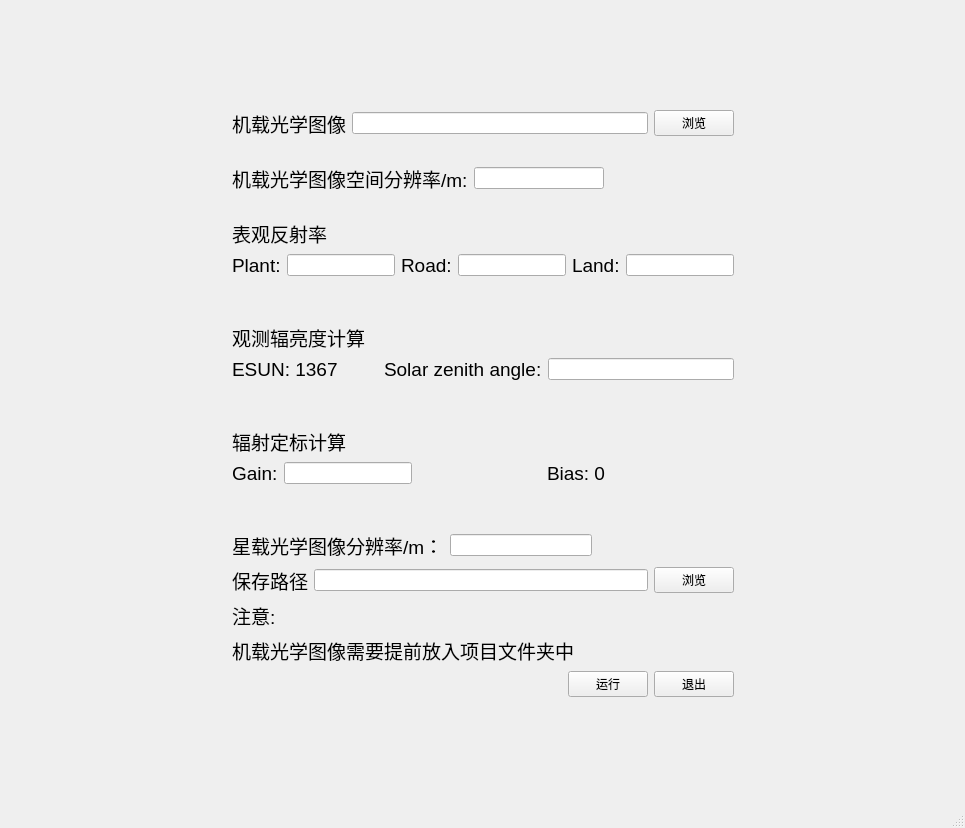
Qt form v1/optdeduction.ui (chongkuiqi/FTRP_app) before a commit.
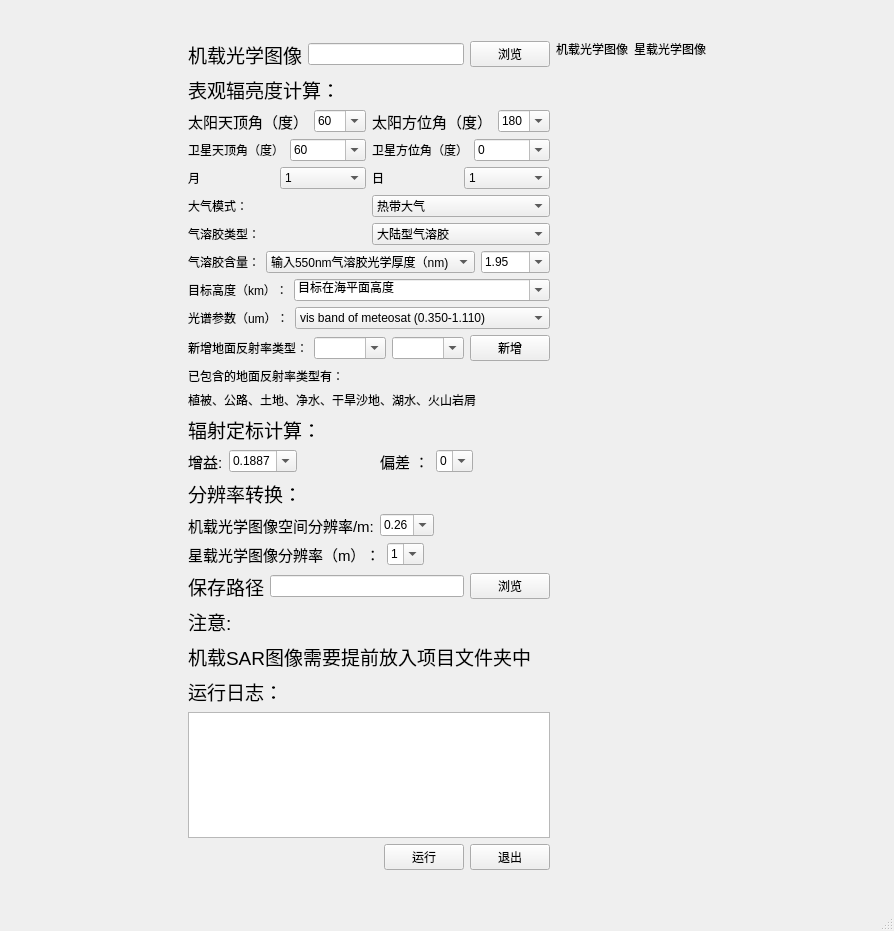
The same form after that commit.

Patch:
```diff
--- a/v1/optdeduction.ui
+++ b/v1/optdeduction.ui
@@ -6,8 +6,8 @@
    <rect>
     <x>0</x>
     <y>0</y>
-    <width>965</width>
-    <height>828</height>
+    <width>894</width>
+    <height>931</height>
    </rect>
   </property>
   <property name="windowTitle">
@@ -42,6 +42,8 @@
      </spacer>
     </item>
     <item row="1" column="1">
+     <layout class="QHBoxLayout" name="horizontalLayout_8">
+      <item>
      <layout class="QVBoxLayout" name="verticalLayout">
       <item>
        <layout class="QHBoxLayout" name="horizontalLayout">
@@ -69,70 +71,6 @@
         </item>
        </layout>
       </item>
-      <item>
-       <spacer name="verticalSpacer_3">
-        <property name="orientation">
-         <enum>Qt::Vertical</enum>
-        </property>
-        <property name="sizeType">
-         <enum>QSizePolicy::Expanding</enum>
-        </property>
-        <property name="sizeHint" stdset="0">
-         <size>
-          <width>20</width>
-          <height>20</height>
-         </size>
-        </property>
-       </spacer>
-      </item>
-      <item>
-       <layout class="QHBoxLayout" name="horizontalLayout_2">
-        <item>
-         <widget class="QLabel" name="label_2">
-          <property name="font">
-           <font>
-            <pointsize>14</pointsize>
-           </font>
-          </property>
-          <property name="text">
-           <string>机载光学图像空间分辨率/m:</string>
-          </property>
-         </widget>
-        </item>
-        <item>
-         <widget class="QLineEdit" name="airres"/>
-        </item>
-        <item>
-         <spacer name="horizontalSpacer">
-          <property name="orientation">
-           <enum>Qt::Horizontal</enum>
-          </property>
-          <property name="sizeHint" stdset="0">
-           <size>
-            <width>40</width>
-            <height>20</height>
-           </size>
-          </property>
-         </spacer>
-        </item>
-       </layout>
-      </item>
-      <item>
-       <spacer name="verticalSpacer_4">
-        <property name="orientation">
-         <enum>Qt::Vertical</enum>
-        </property>
-        <property name="sizeType">
-         <enum>QSizePolicy::Expanding</enum>
-        </property>
-        <property name="sizeHint" stdset="0">
-         <size>
-          <width>20</width>
-          <height>20</height>
-         </size>
-        </property>
-       </spacer>
-      </item>
       <item>
        <widget class="QLabel" name="label_3">
         <property name="font">
@@ -141,143 +79,613 @@
          </font>
         </property>
         <property name="text">
-         <string>表观反射率</string>
+           <string>表观辐亮度计算：</string>
         </property>
        </widget>
       </item>
+        <item>
+         <layout class="QHBoxLayout" name="horizontalLayout_11">
+          <item>
+           <widget class="QLabel" name="label_18">
+            <property name="font">
+             <font>
+              <pointsize>11</pointsize>
+             </font>
+            </property>
+            <property name="text">
+             <string>太阳天顶角（度）</string>
+            </property>
+           </widget>
+          </item>
+          <item>
+           <widget class="QComboBox" name="solar_zenith_angle">
+            <property name="editable">
+             <bool>true</bool>
+            </property>
+            <item>
+             <property name="text">
+              <string>60</string>
+             </property>
+            </item>
+           </widget>
+          </item>
+          <item>
+           <widget class="QLabel" name="label_21">
+            <property name="font">
+             <font>
+              <pointsize>11</pointsize>
+             </font>
+            </property>
+            <property name="text">
+             <string>太阳方位角（度）</string>
+            </property>
+           </widget>
+          </item>
+          <item>
+           <widget class="QComboBox" name="solar_azimuth">
+            <property name="editable">
+             <bool>true</bool>
+            </property>
+            <item>
+             <property name="text">
+              <string>180</string>
+             </property>
+            </item>
+           </widget>
+          </item>
+         </layout>
+        </item>
+        <item>
+         <layout class="QHBoxLayout" name="horizontalLayout_12">
+          <item>
+           <widget class="QLabel" name="label_22">
+            <property name="text">
+             <string>卫星天顶角（度）</string>
+            </property>
+           </widget>
+          </item>
+          <item>
+           <widget class="QComboBox" name="satellite_zenith_angle">
+            <property name="editable">
+             <bool>true</bool>
+            </property>
+            <item>
+             <property name="text">
+              <string>60</string>
+             </property>
+            </item>
+           </widget>
+          </item>
+          <item>
+           <widget class="QLabel" name="label_23">
+            <property name="text">
+             <string>卫星方位角（度）</string>
+            </property>
+           </widget>
+          </item>
+          <item>
+           <widget class="QComboBox" name="satellite_aximuth">
+            <property name="editable">
+             <bool>true</bool>
+            </property>
+            <item>
+             <property name="text">
+              <string>0</string>
+             </property>
+            </item>
+           </widget>
+          </item>
+         </layout>
+        </item>
+        <item>
+         <layout class="QHBoxLayout" name="horizontalLayout_13">
+          <item>
+           <widget class="QLabel" name="label_7">
+            <property name="text">
+             <string>月</string>
+            </property>
+           </widget>
+          </item>
+          <item>
+           <widget class="QComboBox" name="month">
+            <item>
+             <property name="text">
+              <string>1</string>
+             </property>
+            </item>
+            <item>
+             <property name="text">
+              <string>2</string>
+             </property>
+            </item>
+            <item>
+             <property name="text">
+              <string>3</string>
+             </property>
+            </item>
+            <item>
+             <property name="text">
+              <string>4</string>
+             </property>
+            </item>
+            <item>
+             <property name="text">
+              <string>5</string>
+             </property>
+            </item>
+            <item>
+             <property name="text">
+              <string>6</string>
+             </property>
+            </item>
+            <item>
+             <property name="text">
+              <string>7</string>
+             </property>
+            </item>
+            <item>
+             <property name="text">
+              <string>8</string>
+             </property>
+            </item>
+            <item>
+             <property name="text">
+              <string>9</string>
+             </property>
+            </item>
+            <item>
+             <property name="text">
+              <string>10</string>
+             </property>
+            </item>
+            <item>
+             <property name="text">
+              <string>11</string>
+             </property>
+            </item>
+            <item>
+             <property name="text">
+              <string>12</string>
+             </property>
+            </item>
+           </widget>
+          </item>
+          <item>
+           <widget class="QLabel" name="label_25">
+            <property name="text">
+             <string>日</string>
+            </property>
+           </widget>
+          </item>
+          <item>
+           <widget class="QComboBox" name="date">
+            <item>
+             <property name="text">
+              <string>1</string>
+             </property>
+            </item>
+            <item>
+             <property name="text">
+              <string>2</string>
+             </property>
+            </item>
+            <item>
+             <property name="text">
+              <string>3</string>
+             </property>
+            </item>
+            <item>
+             <property name="text">
+              <string>4</string>
+             </property>
+            </item>
+            <item>
+             <property name="text">
+              <string>5</string>
+             </property>
+            </item>
+            <item>
+             <property name="text">
+              <string>6</string>
+             </property>
+            </item>
+            <item>
+             <property name="text">
+              <string>7</string>
+             </property>
+            </item>
+            <item>
+             <property name="text">
+              <string>8</string>
+             </property>
+            </item>
+            <item>
+             <property name="text">
+              <string>9</string>
+             </property>
+            </item>
+            <item>
+             <property name="text">
+              <string>10</string>
+             </property>
+            </item>
+            <item>
+             <property name="text">
+              <string>11</string>
+             </property>
+            </item>
+            <item>
+             <property name="text">
+              <string>12</string>
+             </property>
+            </item>
+            <item>
+             <property name="text">
+              <string>13</string>
+             </property>
+            </item>
+            <item>
+             <property name="text">
+              <string>14</string>
+             </property>
+            </item>
+            <item>
+             <property name="text">
+              <string>15</string>
+             </property>
+            </item>
+            <item>
+             <property name="text">
+              <string>16</string>
+             </property>
+            </item>
+            <item>
+             <property name="text">
+              <string>17</string>
+             </property>
+            </item>
+            <item>
+             <property name="text">
+              <string>18</string>
+             </property>
+            </item>
+            <item>
+             <property name="text">
+              <string>19</string>
+             </property>
+            </item>
+            <item>
+             <property name="text">
+              <string>20</string>
+             </property>
+            </item>
+            <item>
+             <property name="text">
+              <string>21</string>
+             </property>
+            </item>
+            <item>
+             <property name="text">
+              <string>22</string>
+             </property>
+            </item>
+            <item>
+             <property name="text">
+              <string>23</string>
+             </property>
+            </item>
+            <item>
+             <property name="text">
+              <string>24</string>
+             </property>
+            </item>
+            <item>
+             <property name="text">
+              <string>25</string>
+             </property>
+            </item>
+            <item>
+             <property name="text">
+              <string>26</string>
+             </property>
+            </item>
+            <item>
+             <property name="text">
+              <string>27</string>
+             </property>
+            </item>
+            <item>
+             <property name="text">
+              <string>28</string>
+             </property>
+            </item>
+            <item>
+             <property name="text">
+              <string>29</string>
+             </property>
+            </item>
+            <item>
+             <property name="text">
+              <string>30</string>
+             </property>
+            </item>
+            <item>
+             <property name="text">
+              <string>31</string>
+             </property>
+            </item>
+           </widget>
+          </item>
+         </layout>
+        </item>
+        <item>
+         <layout class="QHBoxLayout" name="horizontalLayout_14">
+          <item>
+           <widget class="QLabel" name="label_26">
+            <property name="text">
+             <string>大气模式：</string>
+            </property>
+           </widget>
+          </item>
+          <item>
+           <widget class="QComboBox" name="atmospheric_model">
+            <item>
+             <property name="text">
+              <string>热带大气</string>
+             </property>
+            </item>
+            <item>
+             <property name="text">
+              <string>中纬度夏季</string>
+             </property>
+            </item>
+            <item>
+             <property name="text">
+              <string>中纬度冬季</string>
+             </property>
+            </item>
+            <item>
+             <property name="text">
+              <string>亚北极区夏季</string>
+             </property>
+            </item>
+            <item>
+             <property name="text">
+              <string>亚北极区冬季</string>
+             </property>
+            </item>
+           </widget>
+          </item>
+         </layout>
+        </item>
+        <item>
+         <layout class="QHBoxLayout" name="horizontalLayout_15">
+          <item>
+           <widget class="QLabel" name="label_27">
+            <property name="text">
+             <string>气溶胶类型：</string>
+            </property>
+           </widget>
+          </item>
+          <item>
+           <widget class="QComboBox" name="type_o_aerosol">
+            <item>
+             <property name="text">
+              <string>大陆型气溶胶</string>
+             </property>
+            </item>
+            <item>
+             <property name="text">
+              <string>海洋型气溶胶</string>
+             </property>
+            </item>
+            <item>
+             <property name="text">
+              <string>沙漠型气溶胶</string>
+             </property>
+            </item>
+            <item>
+             <property name="text">
+              <string>生物质燃烧型</string>
+             </property>
+            </item>
+            <item>
+             <property name="text">
+              <string>平流层模式</string>
+             </property>
+            </item>
+           </widget>
+          </item>
+         </layout>
+        </item>
+        <item>
+         <layout class="QHBoxLayout" name="horizontalLayout_16">
+          <item>
+           <widget class="QLabel" name="label_28">
+            <property name="text">
+             <string>气溶胶含量：</string>
+            </property>
+           </widget>
+          </item>
+          <item>
+           <widget class="QComboBox" name="concentration">
+            <property name="enabled">
+             <bool>true</bool>
+            </property>
+            <item>
+             <property name="text">
+              <string>输入550nm气溶胶光学厚度（nm)</string>
+             </property>
+            </item>
+            <item>
+             <property name="text">
+              <string>输入能见度（大于5km）(km)</string>
+             </property>
+            </item>
+           </widget>
+          </item>
+          <item>
+           <widget class="QComboBox" name="v_value">
+            <property name="enabled">
+             <bool>true</bool>
+            </property>
+            <property name="editable">
+             <bool>true</bool>
+            </property>
+            <item>
+             <property name="text">
+              <string>1.95</string>
+             </property>
+            </item>
+           </widget>
+          </item>
+         </layout>
+        </item>
       <item>
        <layout class="QHBoxLayout" name="horizontalLayout_3">
         <item>
          <widget class="QLabel" name="label_4">
-          <property name="font">
-           <font>
-            <pointsize>14</pointsize>
-           </font>
-          </property>
           <property name="text">
-           <string>Plant:</string>
+             <string>目标高度（km）：</string>
           </property>
          </widget>
         </item>
         <item>
-         <widget class="QLineEdit" name="plant"/>
-        </item>
-        <item>
-         <widget class="QLabel" name="label_5">
-          <property name="font">
-           <font>
-            <pointsize>14</pointsize>
-           </font>
-          </property>
+           <widget class="QComboBox" name="altitude_target">
+            <property name="sizePolicy">
+             <sizepolicy hsizetype="Expanding" vsizetype="Fixed">
+              <horstretch>0</horstretch>
+              <verstretch>0</verstretch>
+             </sizepolicy>
+            </property>
+            <property name="editable">
+             <bool>true</bool>
+            </property>
+            <item>
           <property name="text">
-           <string>Road:</string>
-          </property>
-         </widget>
+              <string>目标在海平面高度</string>
+             </property>
         </item>
         <item>
-         <widget class="QLineEdit" name="road"/>
-        </item>
-        <item>
-         <widget class="QLabel" name="label_6">
-          <property name="font">
-           <font>
-            <pointsize>14</pointsize>
-           </font>
-          </property>
           <property name="text">
-           <string>Land:</string>
-          </property>
-         </widget>
-        </item>
-        <item>
-         <widget class="QLineEdit" name="land"/>
+              <string>1</string>
+             </property>
+            </item>
+           </widget>
         </item>
        </layout>
       </item>
-      <item>
-       <spacer name="verticalSpacer_5">
-        <property name="orientation">
-         <enum>Qt::Vertical</enum>
-        </property>
-        <property name="sizeHint" stdset="0">
-         <size>
-          <width>20</width>
-          <height>40</height>
-         </size>
-        </property>
-       </spacer>
-      </item>
-      <item>
-       <widget class="QLabel" name="label_7">
-        <property name="font">
-         <font>
-          <pointsize>14</pointsize>
-         </font>
-        </property>
-        <property name="text">
-         <string>观测辐亮度计算</string>
-        </property>
-       </widget>
-      </item>
       <item>
        <layout class="QHBoxLayout" name="horizontalLayout_4">
         <item>
+           <widget class="QLabel" name="label_5">
+            <property name="text">
+             <string>光谱参数（um）：</string>
+            </property>
+           </widget>
+          </item>
+          <item>
+           <widget class="QComboBox" name="spectral_conditions">
+            <property name="sizePolicy">
+             <sizepolicy hsizetype="Expanding" vsizetype="Fixed">
+              <horstretch>0</horstretch>
+              <verstretch>0</verstretch>
+             </sizepolicy>
+            </property>
+            <item>
+             <property name="text">
+              <string>vis band of meteosat (0.350-1.110)</string>
+             </property>
+            </item>
+            <item>
+             <property name="text">
+              <string>vis band of goes east (0.490-0.900)</string>
+             </property>
+            </item>
+            <item>
+             <property name="text">
+              <string>vis band of goes west (0.490-0.900)</string>
+             </property>
+            </item>
+            <item>
+             <property name="text">
+              <string>1st band of avhrr(noaa6) (0.550-0.750)</string>
+             </property>
+            </item>
+            <item>
+             <property name="text">
+              <string>2nd band of avhrr(noaa6) (0.690-1.120)</string>
+             </property>
+            </item>
+            <item>
+             <property name="text">
+              <string>1st band of avhrr(noaa7) (0.500-0.800)</string>
+             </property>
+            </item>
+            <item>
+             <property name="text">
+              <string>2nd band of avhrr(noaa7) (0.640-1.170)</string>
+             </property>
+            </item>
+            <item>
+             <property name="text">
+              <string>1st band of avhrr(noaa8) (0.540-1.010)</string>
+             </property>
+            </item>
+            <item>
+             <property name="text">
+              <string>2nd band of avhrr(noaa8) (0.680-1.120)</string>
+             </property>
+            </item>
+           </widget>
+          </item>
+         </layout>
+        </item>
+        <item>
+         <layout class="QHBoxLayout" name="horizontalLayout_9">
+          <item>
          <widget class="QLabel" name="label_8">
-          <property name="font">
-           <font>
-            <pointsize>14</pointsize>
-           </font>
-          </property>
           <property name="text">
-           <string>ESUN: 1367</string>
+             <string>新增地面反射率类型：</string>
           </property>
          </widget>
         </item>
         <item>
-         <spacer name="horizontalSpacer_2">
-          <property name="orientation">
-           <enum>Qt::Horizontal</enum>
-          </property>
-          <property name="sizeType">
-           <enum>QSizePolicy::Fixed</enum>
-          </property>
-          <property name="sizeHint" stdset="0">
-           <size>
-            <width>40</width>
-            <height>20</height>
-           </size>
-          </property>
-         </spacer>
+           <widget class="QComboBox" name="new_type_ref">
+            <property name="editable">
+             <bool>true</bool>
+            </property>
+           </widget>
+          </item>
+          <item>
+           <widget class="QComboBox" name="new_value_ref">
+            <property name="editable">
+             <bool>true</bool>
+            </property>
+           </widget>
+          </item>
+          <item>
+           <widget class="QPushButton" name="add_ref">
+            <property name="text">
+             <string>新增</string>
+            </property>
+           </widget>
+          </item>
+         </layout>
         </item>
         <item>
          <widget class="QLabel" name="label_9">
-          <property name="font">
-           <font>
-            <pointsize>14</pointsize>
-           </font>
-          </property>
           <property name="text">
-           <string>Solar zenith angle:</string>
+           <string>已包含的地面反射率类型有：</string>
           </property>
          </widget>
         </item>
         <item>
-         <widget class="QLineEdit" name="angle"/>
-        </item>
-       </layout>
-      </item>
-      <item>
-       <spacer name="verticalSpacer_6">
-        <property name="orientation">
-         <enum>Qt::Vertical</enum>
-        </property>
-        <property name="sizeHint" stdset="0">
-         <size>
-          <width>20</width>
-          <height>40</height>
-         </size>
-        </property>
-       </spacer>
+         <widget class="QLabel" name="label_24">
+          <property name="text">
+           <string>植被、公路、土地、净水、干旱沙地、湖水、火山岩屑</string>
+          </property>
+         </widget>
       </item>
       <item>
        <widget class="QLabel" name="label_10">
@@ -287,7 +695,7 @@
          </font>
         </property>
         <property name="text">
-         <string>辐射定标计算</string>
+           <string>辐射定标计算：</string>
         </property>
        </widget>
       </item>
@@ -297,16 +705,28 @@
          <widget class="QLabel" name="label_11">
           <property name="font">
            <font>
-            <pointsize>14</pointsize>
+              <pointsize>11</pointsize>
            </font>
           </property>
           <property name="text">
-           <string>Gain:</string>
+             <string>增益:</string>
           </property>
          </widget>
         </item>
         <item>
-         <widget class="QLineEdit" name="gain"/>
+           <widget class="QComboBox" name="gain">
+            <property name="editable">
+             <bool>true</bool>
+            </property>
+            <property name="currentText">
+             <string>0.1887</string>
+            </property>
+            <item>
+             <property name="text">
+              <string>0.1887</string>
+             </property>
+            </item>
+           </widget>
         </item>
         <item>
          <spacer name="horizontalSpacer_3">
@@ -325,14 +745,29 @@
          <widget class="QLabel" name="label_12">
           <property name="font">
            <font>
-            <pointsize>14</pointsize>
+              <pointsize>11</pointsize>
            </font>
           </property>
           <property name="text">
-           <string>Bias: 0</string>
+             <string>偏差 ：</string>
           </property>
          </widget>
         </item>
+          <item>
+           <widget class="QComboBox" name="bias">
+            <property name="editable">
+             <bool>true</bool>
+            </property>
+            <property name="currentText">
+             <string>0</string>
+            </property>
+            <item>
+             <property name="text">
+              <string>0</string>
+             </property>
+            </item>
+           </widget>
+          </item>
         <item>
          <spacer name="horizontalSpacer_4">
           <property name="orientation">
@@ -349,17 +784,60 @@
        </layout>
       </item>
       <item>
-       <spacer name="verticalSpacer_7">
+         <widget class="QLabel" name="label_6">
+          <property name="font">
+           <font>
+            <pointsize>14</pointsize>
+           </font>
+          </property>
+          <property name="text">
+           <string>分辨率转换：</string>
+          </property>
+         </widget>
+        </item>
+        <item>
+         <layout class="QHBoxLayout" name="horizontalLayout_2">
+          <item>
+           <widget class="QLabel" name="label_2">
+            <property name="font">
+             <font>
+              <pointsize>11</pointsize>
+             </font>
+            </property>
+            <property name="text">
+             <string>机载光学图像空间分辨率/m:</string>
+            </property>
+           </widget>
+          </item>
+          <item>
+           <widget class="QComboBox" name="airres">
+            <property name="editable">
+             <bool>true</bool>
+            </property>
+            <property name="currentText">
+             <string>0.26</string>
+            </property>
+            <item>
+             <property name="text">
+              <string>0.26</string>
+             </property>
+            </item>
+           </widget>
+          </item>
+          <item>
+           <spacer name="horizontalSpacer">
         <property name="orientation">
-         <enum>Qt::Vertical</enum>
+             <enum>Qt::Horizontal</enum>
         </property>
         <property name="sizeHint" stdset="0">
          <size>
-          <width>20</width>
-          <height>40</height>
+              <width>40</width>
+              <height>20</height>
          </size>
         </property>
        </spacer>
+          </item>
+         </layout>
       </item>
       <item>
        <layout class="QHBoxLayout" name="horizontalLayout_6">
@@ -367,16 +845,28 @@
          <widget class="QLabel" name="label_13">
           <property name="font">
            <font>
-            <pointsize>14</pointsize>
+              <pointsize>11</pointsize>
            </font>
           </property>
           <property name="text">
-           <string>星载光学图像分辨率/m：</string>
+             <string>星载光学图像分辨率（m）：</string>
           </property>
          </widget>
         </item>
         <item>
-         <widget class="QLineEdit" name="spaceres"/>
+           <widget class="QComboBox" name="spaceres">
+            <property name="editable">
+             <bool>true</bool>
+            </property>
+            <property name="currentText">
+             <string>1</string>
+            </property>
+            <item>
+             <property name="text">
+              <string>1</string>
+             </property>
+            </item>
+           </widget>
         </item>
         <item>
          <spacer name="horizontalSpacer_5">
@@ -439,10 +929,25 @@
          </font>
         </property>
         <property name="text">
-         <string>机载光学图像需要提前放入项目文件夹中</string>
+           <string>机载SAR图像需要提前放入项目文件夹中</string>
         </property>
        </widget>
       </item>
+        <item>
+         <widget class="QLabel" name="label_20">
+          <property name="font">
+           <font>
+            <pointsize>14</pointsize>
+           </font>
+          </property>
+          <property name="text">
+           <string>运行日志：</string>
+          </property>
+         </widget>
+        </item>
+        <item>
+         <widget class="QTextBrowser" name="log"/>
+        </item>
       <item>
        <layout class="QHBoxLayout" name="horizontalLayout_7">
         <item>
@@ -476,6 +981,70 @@
       </item>
      </layout>
     </item>
+      <item>
+       <layout class="QVBoxLayout" name="verticalLayout_2">
+        <item>
+         <widget class="QLabel" name="label_17">
+          <property name="text">
+           <string>机载光学图像</string>
+          </property>
+         </widget>
+        </item>
+        <item>
+         <widget class="QLabel" name="srcimg">
+          <property name="text">
+           <string/>
+          </property>
+         </widget>
+        </item>
+        <item>
+         <spacer name="verticalSpacer_8">
+          <property name="orientation">
+           <enum>Qt::Vertical</enum>
+          </property>
+          <property name="sizeHint" stdset="0">
+           <size>
+            <width>20</width>
+            <height>40</height>
+           </size>
+          </property>
+         </spacer>
+        </item>
+       </layout>
+      </item>
+      <item>
+       <layout class="QVBoxLayout" name="verticalLayout_3">
+        <item>
+         <widget class="QLabel" name="label_19">
+          <property name="text">
+           <string>星载光学图像</string>
+          </property>
+         </widget>
+        </item>
+        <item>
+         <widget class="QLabel" name="outputimg">
+          <property name="text">
+           <string/>
+          </property>
+         </widget>
+        </item>
+        <item>
+         <spacer name="verticalSpacer_9">
+          <property name="orientation">
+           <enum>Qt::Vertical</enum>
+          </property>
+          <property name="sizeHint" stdset="0">
+           <size>
+            <width>20</width>
+            <height>40</height>
+           </size>
+          </property>
+         </spacer>
+        </item>
+       </layout>
+      </item>
+     </layout>
+    </item>
     <item row="1" column="2">
      <spacer name="horizontalSpacer_8">
       <property name="orientation">
```
Left out of the diff: 4 changed lines with no effect on the pictures. Lines whose indentation alone changed are shown as unchanged.
